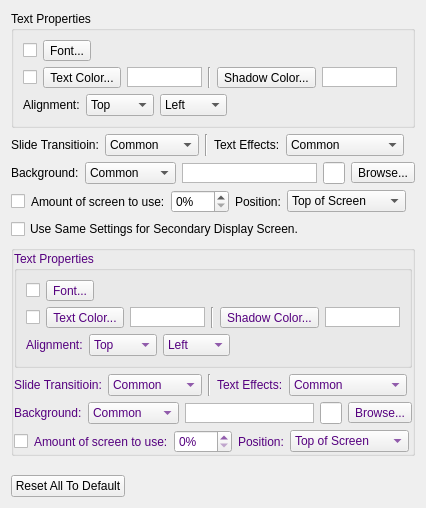
The window that src/announcementsettingwidget.ui (SoftProjector/src) describes before a commit, drawn with Qt 5.
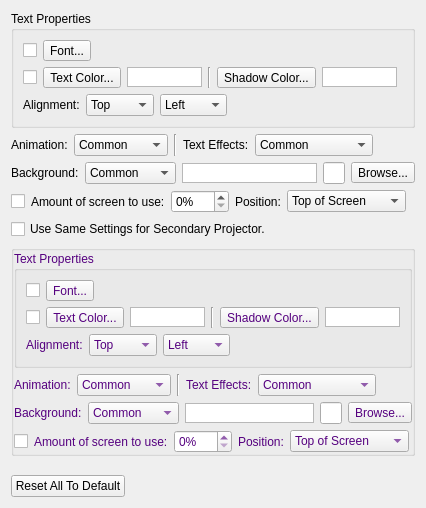
The same window after the commit. Icons and pictures are not drawn.

```diff
--- a/src/announcementsettingwidget.ui
+++ b/src/announcementsettingwidget.ui
@@ -237,7 +237,7 @@
      <item>
       <widget class="QLabel" name="labelTextAlign_2">
        <property name="text">
-        <string>Slide Transitioin:</string>
+        <string>Animation:</string>
        </property>
       </widget>
      </item>
@@ -568,7 +568,7 @@
    <item>
     <widget class="QCheckBox" name="checkBoxDisp2">
      <property name="text">
-      <string>Use Same Settings for Secondary Display Screen.</string>
+      <string>Use Same Settings for Secondary Projector.</string>
      </property>
     </widget>
    </item>
@@ -934,7 +934,7 @@
         <item>
          <widget class="QLabel" name="labelTextAlign_6">
           <property name="text">
-           <string>Slide Transitioin:</string>
+           <string>Animation:</string>
           </property>
          </widget>
         </item>
```
